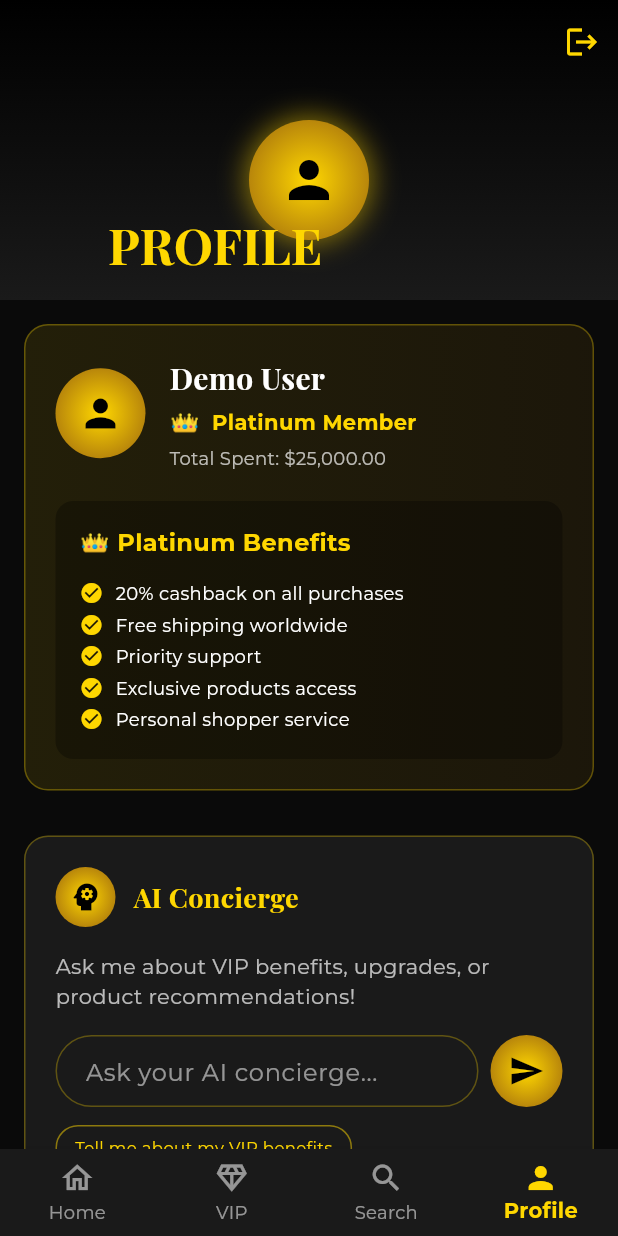
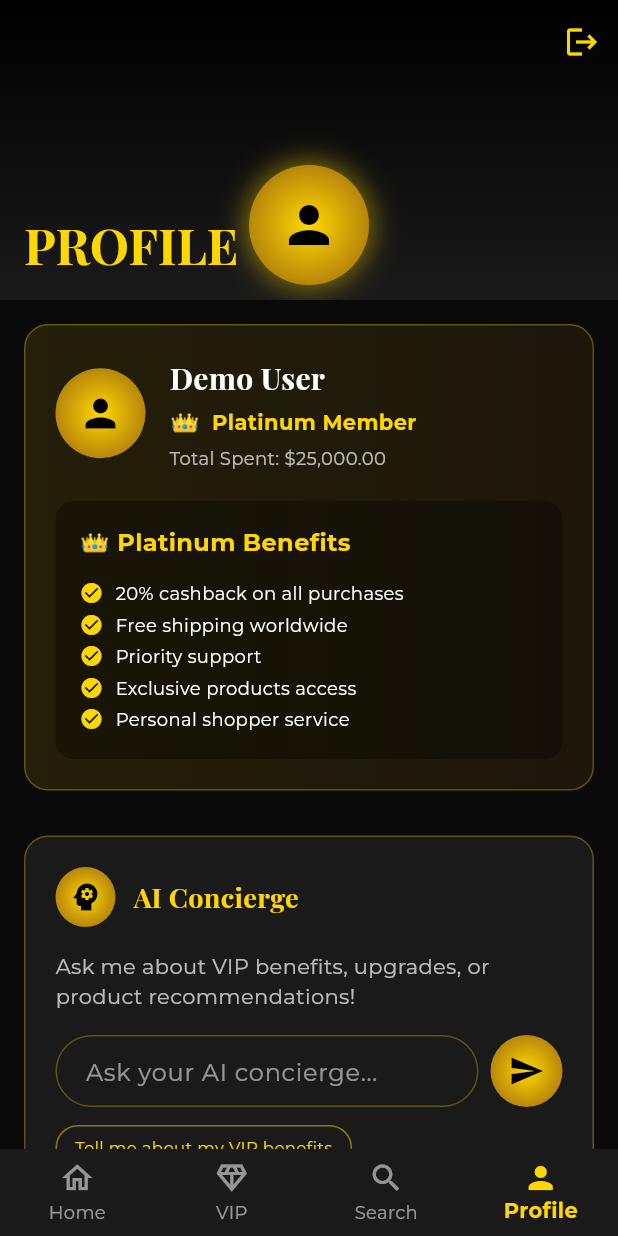
Before and after one commit to EMEDAT/vipShopper, a Flutter app: the HomeScreen screen opened directly, item 4 of the bottom bar chosen, on a phone screen of 412 x 824 dp. Run offline on Flutter 3.47's test engine with Material 3 defaults, Android fonts, the phone set to English and light mode, and no system bars; our stand-ins replace cached_network_image, google_fonts, shared_preferences; accounts and stored records are empty; network calls fail.

Commit message:
Refactor header titles and backgrounds in Home, Profile, and VIP Products screens for consistent styling and improved layout

```diff
--- a/vip_shopper_app/lib/screens/home/home_screen.dart
+++ b/vip_shopper_app/lib/screens/home/home_screen.dart
@@ -97,28 +97,29 @@ class _HomeScreenState extends State<HomeScreen> {
             backgroundColor: Colors.black,
             flexibleSpace: FlexibleSpaceBar(
             title: Text(
-                'VIP SHOPPER',
+                'VIP SHOPPER', // or 'PROFILE', 'VIP EXCLUSIVES'
                 style: GoogleFonts.playfairDisplay(
                 fontWeight: FontWeight.bold,
                 color: const Color(0xFFFFD700),
                 ),
             ),
+            titlePadding: const EdgeInsets.only(left: 16, top: 60), // TOP positioning
+            centerTitle: false,
+            collapseMode: CollapseMode.pin,
             background: Container(
                 decoration: const BoxDecoration(
                 gradient: LinearGradient(
                     begin: Alignment.topCenter,
                     end: Alignment.bottomCenter,
-                    colors: [
-                      Color(0xFF000000),
-                      Color(0xFF1A1A1A),
-                    ],
+                    colors: [Color(0xFF000000), Color(0xFF1A1A1A)],
                 ),
                 ),
+                child: Padding(
+                padding: const EdgeInsets.only(top: 120),
                 child: Center(
                     child: Column(
                     mainAxisAlignment: MainAxisAlignment.center,
                     children: [
-                      const SizedBox(height: 40),
                         Icon(
                         Icons.diamond,
                         size: 60,
@@ -134,6 +135,7 @@ class _HomeScreenState extends State<HomeScreen> {
                         ),
                         ),
                     ],
+                    ),
                 ),
                 ),
             ),
--- a/vip_shopper_app/lib/screens/home/profile_screen.dart
+++ b/vip_shopper_app/lib/screens/home/profile_screen.dart
@@ -96,32 +96,27 @@ class _ProfileScreenState extends State<ProfileScreen> {
                 color: const Color(0xFFFFD700),
                 ),
             ),
+            titlePadding: const EdgeInsets.only(left: 16, bottom: 16),
+            centerTitle: false,
+            collapseMode: CollapseMode.pin,
             background: Container(
                 decoration: const BoxDecoration(
                 gradient: LinearGradient(
                     begin: Alignment.topCenter,
                     end: Alignment.bottomCenter,
-                    colors: [
-                      Color(0xFF000000),
-                      Color(0xFF1A1A1A),
-                    ],
+                    colors: [Color(0xFF000000), Color(0xFF1A1A1A)],
                 ),
                 ),
+                child: Padding(
+                padding: const EdgeInsets.only(top: 100),
                 child: Center(
-                  child: Column(
-                    mainAxisAlignment: MainAxisAlignment.center,
-                    children: [
-                      const SizedBox(height: 40),
-                      Container(
+                    child: Container(
                     width: 80,
                     height: 80,
                     decoration: BoxDecoration(
                         shape: BoxShape.circle,
                         gradient: const RadialGradient(
-                            colors: [
-                              Color(0xFFFFD700),
-                              Color(0xFFB8860B),
-                            ],
+                        colors: [Color(0xFFFFD700), Color(0xFFB8860B)],
                         ),
                         boxShadow: [
                         BoxShadow(
@@ -137,7 +132,6 @@ class _ProfileScreenState extends State<ProfileScreen> {
                         color: Colors.black,
                     ),
                     ),
-                    ],
                 ),
                 ),
             ),
```
Also changed, not shown: vip_shopper_app/lib/widgets/vip_products_screen.dart (+7 -9 lines). Lines whose indentation alone changed are shown as unchanged.
